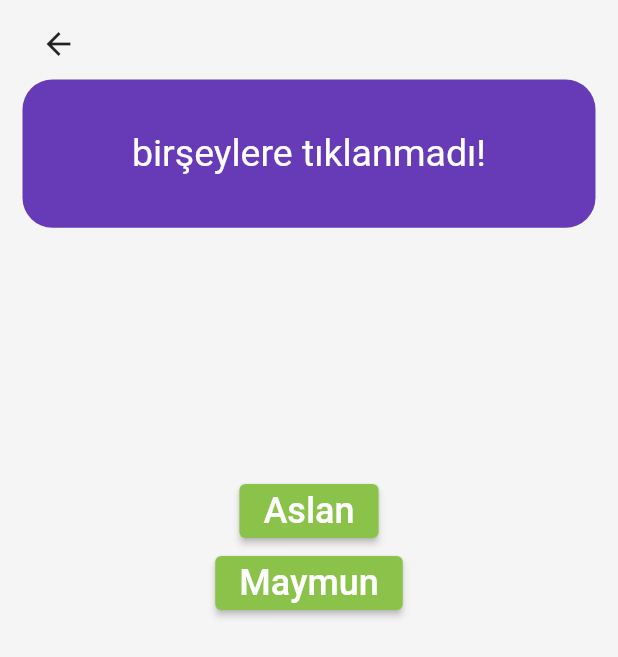
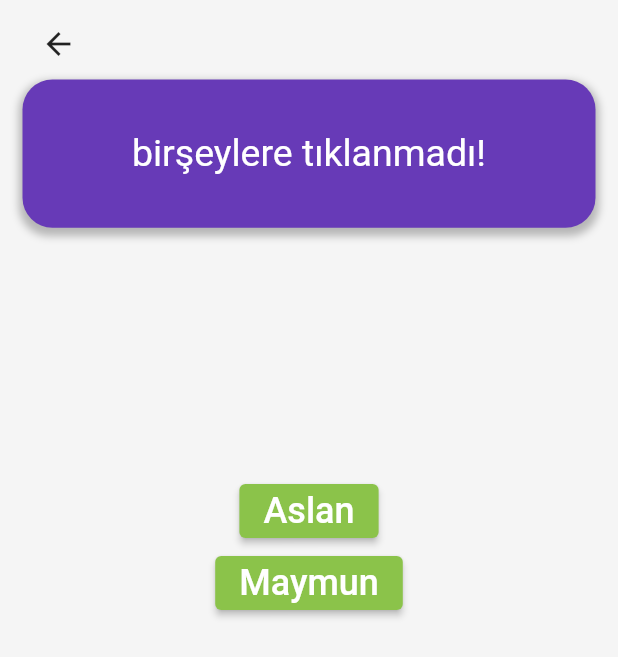
Before and after one commit to ChosWhy/baun-furkan-flutter, a Flutter app: the ScreenThree screen opened directly, on a phone screen of 412 x 824 dp. Shown: the top 657 px of the screen. Run offline on Flutter 3.47's test engine with Material 2 defaults, Android fonts, the phone set to English and light mode, and no system bars.

Commit message:
update to container ScreenThree

```diff
--- a/lib/scree_three.dart
+++ b/lib/scree_three.dart
@@ -41,6 +41,12 @@ class _ScreenThreeState extends State<ScreenThree> {
                       overflow: TextOverflow.fade),
                 )),
                 decoration: BoxDecoration(
+                  boxShadow: [BoxShadow(
+                      color: Colors.black26,
+                    offset: Offset(0, 3),
+                    blurRadius: 4,
+                    spreadRadius: 2
+                  ),],
                   borderRadius: BorderRadius.circular(20),
                   color: Colors.deepPurple,
                 ),
--- a/lib/screen_two.dart
+++ b/lib/screen_two.dart
@@ -126,5 +126,4 @@ Widget MyContainer(double? fontSize, Color textColor,
 ///
 ///ekran 3 ün butonun üstüne basınca aslan ejdarha olucak
 ///
-///
 ///githubda baun-furkan-flutter repo olustur sonra bunu pushla
```
